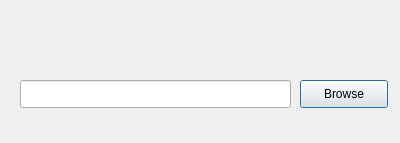
Above: gui.ui from LucaDeLeo/msgstatcollecter before the change. Below: the same form after it.
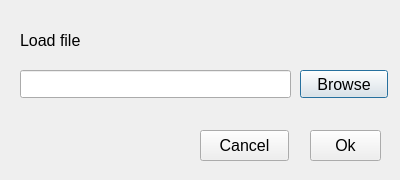
That is the form after the change.

Commit message: Add "Ok" and "Cancel" butons, and I define "fname"

Patch:
```diff
--- a/gui.ui
+++ b/gui.ui
@@ -7,9 +7,14 @@
     <x>0</x>
     <y>0</y>
     <width>400</width>
-    <height>143</height>
+    <height>180</height>
    </rect>
   </property>
+  <property name="font">
+   <font>
+    <pointsize>12</pointsize>
+   </font>
+  </property>
   <property name="windowTitle">
    <string>Dialog</string>
   </property>
@@ -17,7 +22,7 @@
    <property name="geometry">
     <rect>
      <x>20</x>
-     <y>80</y>
+     <y>70</y>
      <width>271</width>
      <height>28</height>
     </rect>
@@ -27,7 +32,7 @@
    <property name="geometry">
     <rect>
      <x>300</x>
-     <y>80</y>
+     <y>70</y>
      <width>88</width>
      <height>28</height>
     </rect>
@@ -36,6 +41,45 @@
     <string>Browse</string>
    </property>
   </widget>
+  <widget class="QLabel" name="label">
+   <property name="geometry">
+    <rect>
+     <x>20</x>
+     <y>20</y>
+     <width>111</width>
+     <height>41</height>
+    </rect>
+   </property>
+   <property name="text">
+    <string>Load file</string>
+   </property>
+  </widget>
+  <widget class="QPushButton" name="cancel">
+   <property name="geometry">
+    <rect>
+     <x>200</x>
+     <y>130</y>
+     <width>89</width>
+     <height>31</height>
+    </rect>
+   </property>
+   <property name="text">
+    <string>Cancel</string>
+   </property>
+  </widget>
+  <widget class="QPushButton" name="ok">
+   <property name="geometry">
+    <rect>
+     <x>310</x>
+     <y>130</y>
+     <width>71</width>
+     <height>31</height>
+    </rect>
+   </property>
+   <property name="text">
+    <string>Ok</string>
+   </property>
+  </widget>
  </widget>
  <resources/>
  <connections/>
```
Left out of the diff: 6 changed lines with no effect on the pictures. The commit also changes 1 other file.
